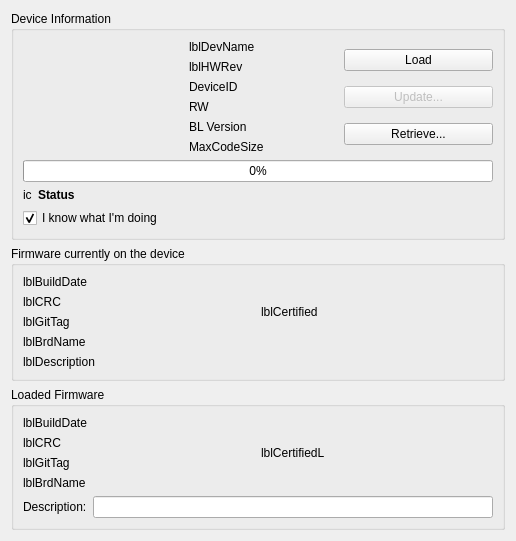
The window that ground/openpilotgcs/src/plugins/uploader/devicewidget.ui (openpilot/OpenPilot) describes before a commit, drawn with Qt 5.
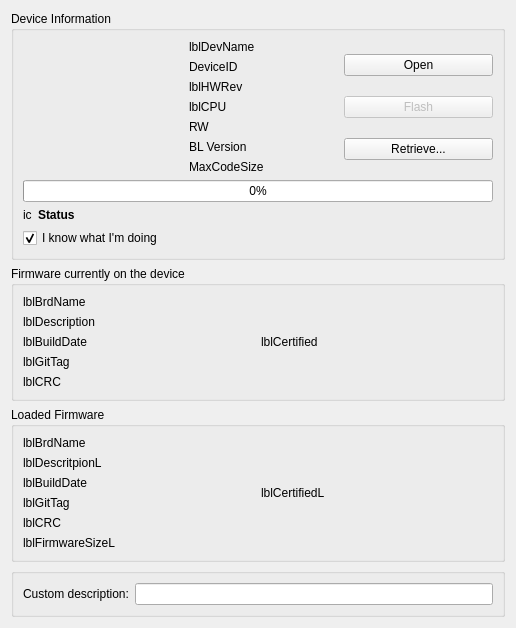
The same window after the commit.

Patch:
```diff
--- a/ground/openpilotgcs/src/plugins/uploader/devicewidget.ui
+++ b/ground/openpilotgcs/src/plugins/uploader/devicewidget.ui
@@ -44,13 +44,6 @@
             </property>
            </widget>
           </item>
-          <item>
-           <widget class="QLabel" name="lblHWRev">
-            <property name="text">
-             <string>lblHWRev</string>
-            </property>
-           </widget>
-          </item>
           <item>
            <widget class="QLabel" name="lbldevID">
             <property name="text">
@@ -58,6 +51,20 @@
             </property>
            </widget>
           </item>
+          <item>
+           <widget class="QLabel" name="lblHWRev">
+            <property name="text">
+             <string>lblHWRev</string>
+            </property>
+           </widget>
+          </item>
+          <item>
+           <widget class="QLabel" name="lblCPU">
+            <property name="text">
+             <string>lblCPU</string>
+            </property>
+           </widget>
+          </item>
           <item>
            <widget class="QLabel" name="lblAccess">
             <property name="text">
@@ -89,7 +96,7 @@
              <string>Loads the firmware</string>
             </property>
             <property name="text">
-             <string>Load</string>
+             <string>Open</string>
             </property>
            </widget>
           </item>
@@ -102,7 +109,7 @@
              <string>Update the firmware on this board.</string>
             </property>
             <property name="text">
-             <string>Update...</string>
+             <string>Flash</string>
             </property>
            </widget>
           </item>
@@ -183,6 +190,20 @@
        <layout class="QHBoxLayout" name="horizontalLayout_5">
         <item>
          <layout class="QVBoxLayout" name="verticalLayout_8">
+          <item>
+           <widget class="QLabel" name="lblBrdName">
+            <property name="text">
+             <string>lblBrdName</string>
+            </property>
+           </widget>
+          </item>
+          <item>
+           <widget class="QLabel" name="lblDescription">
+            <property name="text">
+             <string>lblDescription</string>
+            </property>
+           </widget>
+          </item>
           <item>
            <widget class="QLabel" name="lblBuildDate">
             <property name="text">
@@ -190,13 +211,6 @@
             </property>
            </widget>
           </item>
-          <item>
-           <widget class="QLabel" name="lblCRC">
-            <property name="text">
-             <string>lblCRC</string>
-            </property>
-           </widget>
-          </item>
           <item>
            <widget class="QLabel" name="lblGitTag">
             <property name="text">
@@ -205,9 +219,9 @@
            </widget>
           </item>
           <item>
-           <widget class="QLabel" name="lblBrdName">
+           <widget class="QLabel" name="lblCRC">
             <property name="text">
-             <string>lblBrdName</string>
+             <string>lblCRC</string>
             </property>
            </widget>
           </item>
@@ -225,13 +239,6 @@
         </item>
        </layout>
       </item>
-      <item>
-       <widget class="QLabel" name="lblDescription">
-        <property name="text">
-         <string>lblDescription</string>
-        </property>
-       </widget>
-      </item>
      </layout>
     </widget>
    </item>
@@ -248,6 +255,20 @@
        <layout class="QHBoxLayout" name="horizontalLayout_2">
         <item>
          <layout class="QVBoxLayout" name="verticalLayout_3">
+          <item>
+           <widget class="QLabel" name="lblBrdNameL">
+            <property name="text">
+             <string>lblBrdName</string>
+            </property>
+           </widget>
+          </item>
+          <item>
+           <widget class="QLabel" name="lblDescritpionL">
+            <property name="text">
+             <string>lblDescritpionL</string>
+            </property>
+           </widget>
+          </item>
           <item>
            <widget class="QLabel" name="lblBuildDateL">
             <property name="text">
@@ -255,13 +276,6 @@
             </property>
            </widget>
           </item>
-          <item>
-           <widget class="QLabel" name="lblCRCL">
-            <property name="text">
-             <string>lblCRC</string>
-            </property>
-           </widget>
-          </item>
           <item>
            <widget class="QLabel" name="lblGitTagL">
             <property name="text">
@@ -270,9 +284,16 @@
            </widget>
           </item>
           <item>
-           <widget class="QLabel" name="lblBrdNameL">
+           <widget class="QLabel" name="lblCRCL">
             <property name="text">
-             <string>lblBrdName</string>
+             <string>lblCRC</string>
+            </property>
+           </widget>
+          </item>
+          <item>
+           <widget class="QLabel" name="lblFirmwareSizeL">
+            <property name="text">
+             <string>lblFirmwareSizeL</string>
             </property>
            </widget>
           </item>
@@ -287,19 +308,21 @@
         </item>
        </layout>
       </item>
+     </layout>
+    </widget>
+   </item>
+   <item>
+    <widget class="QGroupBox" name="groupCustom">
+     <layout class="QHBoxLayout" name="horizontalLayout_3">
       <item>
-       <layout class="QHBoxLayout" name="horizontalLayout_3">
-        <item>
-         <widget class="QLabel" name="lblDescriptionL">
-          <property name="text">
-           <string>Description:</string>
-          </property>
-         </widget>
-        </item>
-        <item>
-         <widget class="QLineEdit" name="description"/>
-        </item>
-       </layout>
+       <widget class="QLabel" name="lblX">
+        <property name="text">
+         <string>Custom description:</string>
+        </property>
+       </widget>
+      </item>
+      <item>
+       <widget class="QLineEdit" name="description"/>
       </item>
      </layout>
     </widget>
```
